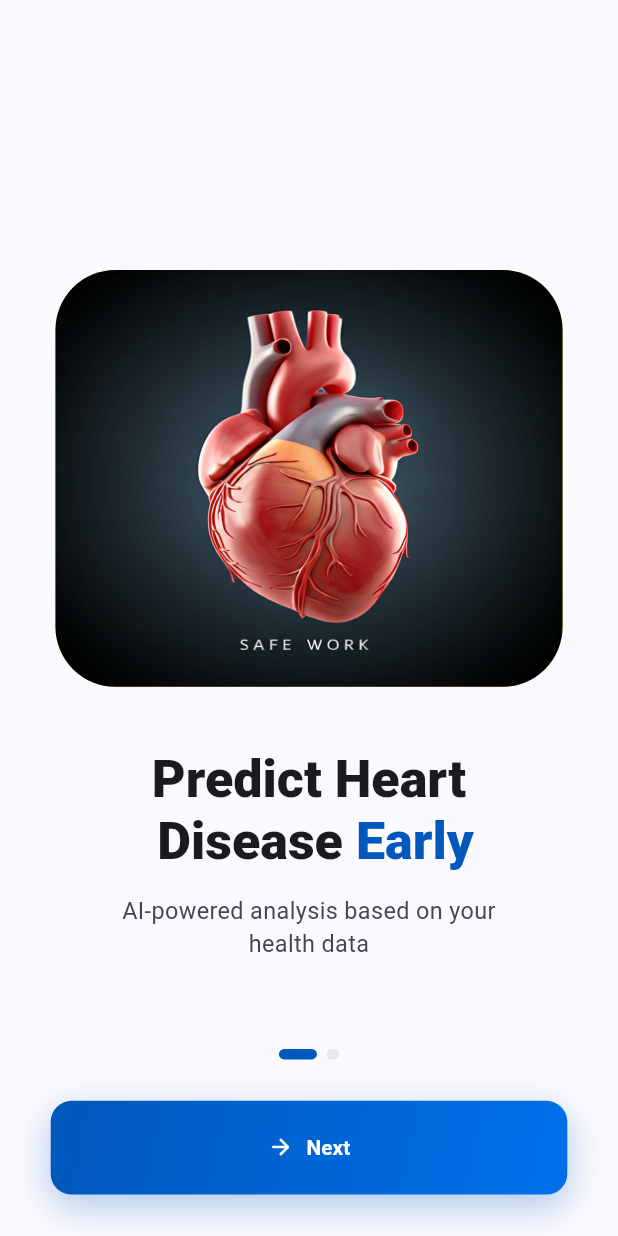
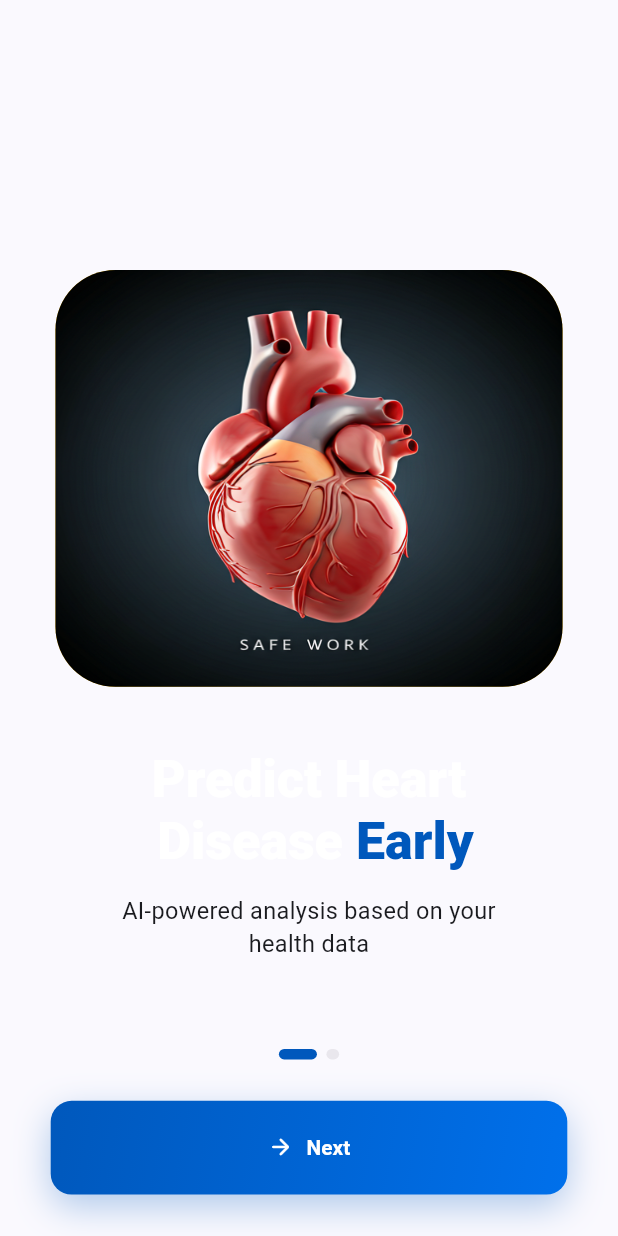
Before and after one commit to ME-ElSayed/heart-disease-prediction, a Flutter app: the screen it shows after launch, on a phone screen of 412 x 824 dp. Run offline on Flutter 3.47's test engine with Material 3 defaults, Android fonts, the light colour scheme and no system bars; drawn by our look-alikes of smooth_page_indicator; our stand-ins replace dio, flutter_bloc, flutter_dotenv, flutter_screenutil, get_it, go_router and 4 more.

Commit message:
Refactor TextStyles to remove color properties for cleaner styling

```diff
--- a/lib/core/theme/app_styles.dart
+++ b/lib/core/theme/app_styles.dart
@@ -1,123 +1,64 @@
 import 'package:flutter/material.dart';
 import 'package:flutter_screenutil/flutter_screenutil.dart';
-
-import 'app_colors.dart';
 import 'font_weight_helper.dart';
 
 class TextStyles {
   TextStyles._();
 
-  static TextStyle get font36BlackBold => TextStyle(
-        fontSize: 36.sp,
-        fontWeight: FontWeightHelper.bold,
-        color: AppColors.onSurface,
-      );
+  static TextStyle get font36BlackBold =>
+      TextStyle(fontSize: 36.sp, fontWeight: FontWeightHelper.bold);
 
-  static TextStyle get font28BlackBold => TextStyle(
-        fontSize: 28.sp,
-        fontWeight: FontWeightHelper.bold,
-        color: AppColors.onSurface,
-      );
+  static TextStyle get font28BlackBold =>
+      TextStyle(fontSize: 28.sp, fontWeight: FontWeightHelper.bold);
 
-  static TextStyle get font24BlackBold => TextStyle(
-        fontSize: 24.sp,
-        fontWeight: FontWeightHelper.bold,
-        color: AppColors.onSurface,
-      );
+  static TextStyle get font24BlackBold =>
+      TextStyle(fontSize: 24.sp, fontWeight: FontWeightHelper.bold);
 
-  static TextStyle get font22BlackBold => TextStyle(
-        fontSize: 22.sp,
-        fontWeight: FontWeightHelper.bold,
-        color: AppColors.onSurface,
-      );
+  static TextStyle get font22BlackBold =>
+      TextStyle(fontSize: 22.sp, fontWeight: FontWeightHelper.bold);
 
-  static TextStyle get font40BlackExtraBold => TextStyle(
-        fontSize: 40.sp,
-        fontWeight: FontWeightHelper.extraBold,
-        color: AppColors.onSurface,
-      );
+  static TextStyle get font40BlackExtraBold =>
+      TextStyle(fontSize: 40.sp, fontWeight: FontWeightHelper.extraBold);
 
-  static TextStyle get font20BlackSemiBold => TextStyle(
-        fontSize: 20.sp,
-        fontWeight: FontWeightHelper.semiBold,
-        color: AppColors.onSurface,
-      );
+  static TextStyle get font20BlackSemiBold =>
+      TextStyle(fontSize: 20.sp, fontWeight: FontWeightHelper.semiBold);
 
-  static TextStyle get font18BlackSemiBold => TextStyle(
-        fontSize: 18.sp,
-        fontWeight: FontWeightHelper.semiBold,
-        color: AppColors.onSurface,
-      );
+  static TextStyle get font18BlackSemiBold =>
+      TextStyle(fontSize: 18.sp, fontWeight: FontWeightHelper.semiBold);
 
-  static TextStyle get font18Regular => TextStyle(
-        fontSize: 18.sp,
-        fontWeight: FontWeightHelper.regular,
-        color: AppColors.onSurfaceVariant,
-      );
+  static TextStyle get font18Regular =>
+      TextStyle(fontSize: 18.sp, fontWeight: FontWeightHelper.regular);
 
-  static TextStyle get font16BlackMedium => TextStyle(
-        fontSize: 16.sp,
-        fontWeight: FontWeightHelper.medium,
-        color: AppColors.onSurface,
-      );
+  static TextStyle get font16BlackMedium =>
+      TextStyle(fontSize: 16.sp, fontWeight: FontWeightHelper.medium);
 
-  static TextStyle get font16BlackSemiBold => TextStyle(
-        fontSize: 16.sp,
-        fontWeight: FontWeightHelper.semiBold,
-        color: AppColors.onSurface,
-      );
+  static TextStyle get font16BlackSemiBold =>
+      TextStyle(fontSize: 16.sp, fontWeight: FontWeightHelper.semiBold);
 
-  static TextStyle get font14BlackRegular => TextStyle(
-        fontSize: 14.sp,
-        fontWeight: FontWeightHelper.regular,
-        color: AppColors.onSurface,
-      );
+  static TextStyle get font14BlackRegular =>
+      TextStyle(fontSize: 14.sp, fontWeight: FontWeightHelper.regular);
 
-  static TextStyle get font14BlackMedium => TextStyle(
-        fontSize: 14.sp,
-        fontWeight: FontWeightHelper.medium,
-        color: AppColors.onSurface,
-      );
+  static TextStyle get font14BlackMedium =>
+      TextStyle(fontSize: 14.sp, fontWeight: FontWeightHelper.medium);
 
-  static TextStyle get font14GreyRegular => TextStyle(
-        fontSize: 14.sp,
-        fontWeight: FontWeightHelper.regular,
-        color: AppColors.onSurfaceVariant,
-      );
+  static TextStyle get font14GreyRegular =>
+      TextStyle(fontSize: 14.sp, fontWeight: FontWeightHelper.regular);
 
-  static TextStyle get font13GreyRegular => TextStyle(
-        fontSize: 13.sp,
-        fontWeight: FontWeightHelper.regular,
-        color: AppColors.onSurfaceVariant,
-      );
+  static TextStyle get font13GreyRegular =>
+      TextStyle(fontSize: 13.sp, fontWeight: FontWeightHelper.regular);
 
-  static TextStyle get font12BlackMedium => TextStyle(
-        fontSize: 12.sp,
-        fontWeight: FontWeightHelper.medium,
-        color: AppColors.onSurface,
-      );
+  static TextStyle get font12BlackMedium =>
+      TextStyle(fontSize: 12.sp, fontWeight: FontWeightHelper.medium);
 
-  static TextStyle get font12GreyRegular => TextStyle(
-        fontSize: 12.sp,
-        fontWeight: FontWeightHelper.regular,
-        color: AppColors.onSurfaceVariant,
-      );
+  static TextStyle get font12GreyRegular =>
+      TextStyle(fontSize: 12.sp, fontWeight: FontWeightHelper.regular);
 
-  static TextStyle get font12WhiteMedium => TextStyle(
-        fontSize: 12.sp,
-        fontWeight: FontWeightHelper.medium,
-        color: Colors.white,
-      );
+  static TextStyle get font12WhiteMedium =>
+      TextStyle(fontSize: 12.sp, fontWeight: FontWeightHelper.medium);
 
-  static TextStyle get font16WhiteSemiBold => TextStyle(
-        fontSize: 16.sp,
-        fontWeight: FontWeightHelper.semiBold,
-        color: Colors.white,
-      );
+  static TextStyle get font16WhiteSemiBold =>
+      TextStyle(fontSize: 16.sp, fontWeight: FontWeightHelper.semiBold);
 
-  static TextStyle get font14PrimaryMedium => TextStyle(
-        fontSize: 14.sp,
-        fontWeight: FontWeightHelper.medium,
-        color: AppColors.primary,
-      );
+  static TextStyle get font14PrimaryMedium =>
+      TextStyle(fontSize: 14.sp, fontWeight: FontWeightHelper.medium);
 }
```
